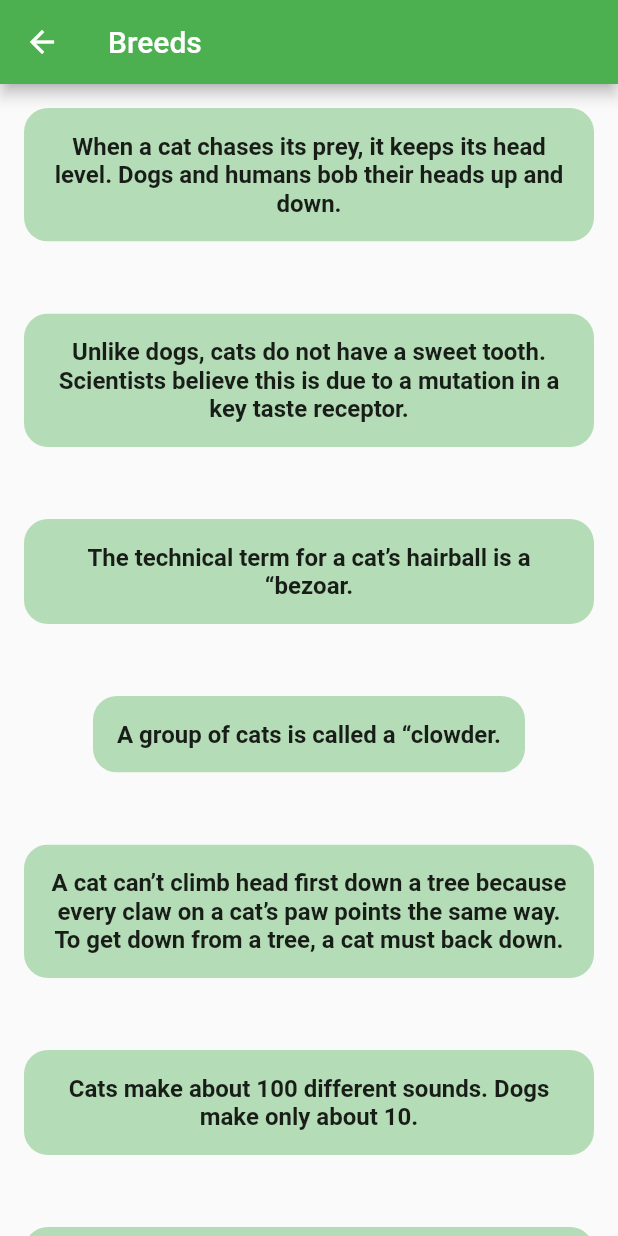
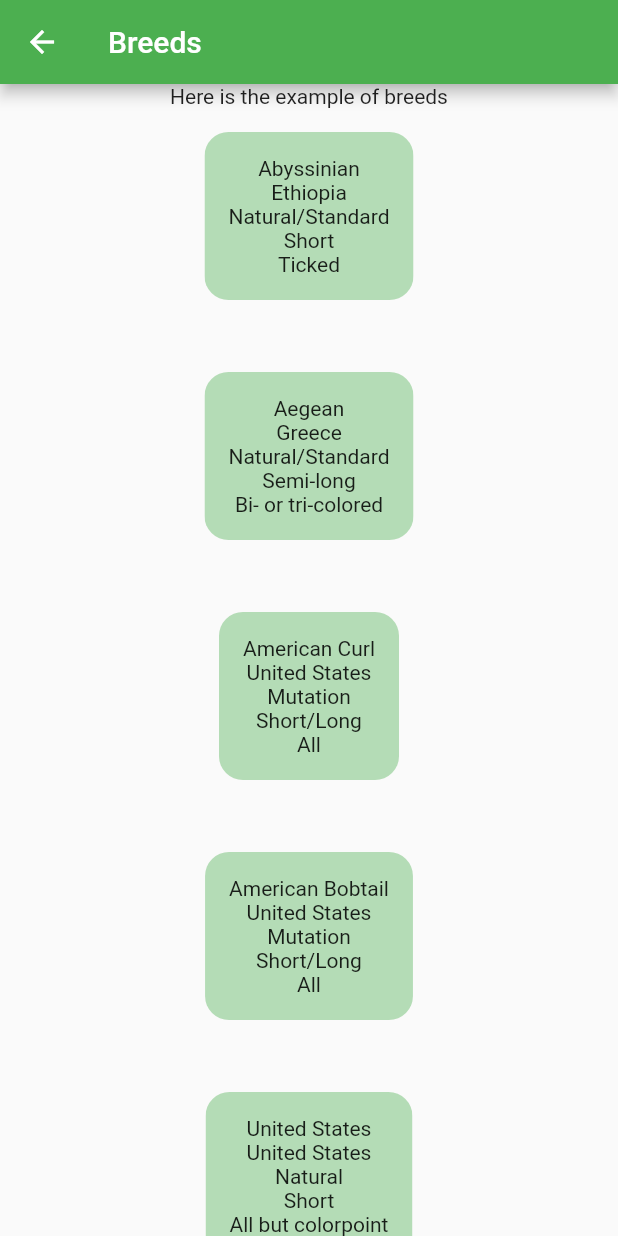
Before and after one commit to dimaszulfa/catfacts_flutter, a Flutter app: the Breeds screen opened by its route, on a phone screen of 412 x 824 dp. Run offline on Flutter 3.47's test engine with Material 2 defaults, Android fonts, the light colour scheme and no system bars.

Commit message:
final subs

```diff
--- a/lib/models/breed_model.dart
+++ b/lib/models/breed_model.dart
@@ -1,36 +1,46 @@
-import 'dart:convert';
-import 'dart:developer';
+class BreedModel {
+  String breed;
+  String country;
+  String origin;
+  String coat;
+  String pattern;
+  BreedModel(
+      {required this.breed,
+      required this.country,
+      required this.origin,
+      required this.coat,
+      required this.pattern});
 
-import 'package:http/http.dart' as http;
-
-class BreedModel {
-  final String facts;
-
-  BreedModel({required this.facts});
-
-  static final List<BreedModel> data = [
+  static List<BreedModel> data = [
     BreedModel(
-        facts:
-            "When a cat chases its prey, it keeps its head level. Dogs and humans bob their heads up and down."),
+        breed: "Abyssinian",
+        country: "Ethiopia",
+        origin: "Natural/Standard",
+        coat: "Short",
+        pattern: "Ticked"),
     BreedModel(
-        facts:
-            "Unlike dogs, cats do not have a sweet tooth. Scientists believe this is due to a mutation in a key taste receptor."),
-    BreedModel(facts: "The technical term for a cat’s hairball is a “bezoar."),
-    BreedModel(facts: "A group of cats is called a “clowder."),
+        breed: "Aegean",
+        country: "Greece",
+        origin: "Natural/Standard",
+        coat: "Semi-long",
+        pattern: "Bi- or tri-colored"),
     BreedModel(
-        facts:
-            "A cat can’t climb head first down a tree because every claw on a cat’s paw points the same way. To get down from a tree, a cat must back down."),
+        breed: "American Curl",
+        country: "United States",
+        origin: "Mutation",
+        coat: "Short/Long",
+        pattern: "All"),
     BreedModel(
-        facts:
-            "Cats make about 100 different sounds. Dogs make only about 10."),
+        breed: "American Bobtail",
+        country: "United States",
+        origin: "Mutation",
+        coat: "Short/Long",
+        pattern: "All"),
     BreedModel(
-        facts: "Every year, nearly four million cats are eaten in Asia."),
-    BreedModel(
-        facts:
-            "There are more than 500 million domestic cats in the world, with approximately 40 recognized breeds."),
-    BreedModel(facts: "Approximately 24 cat skins can make a coat."),
-    BreedModel(
-        facts:
-            "While it is commonly thought that the ancient Egyptians were the first to domesticate cats, the oldest known pet cat was recently found in a 9,500-year-old grave on the Mediterranean island of Cyprus. This grave predates early Egyptian art depicting cats by 4,000 years or more."),
+        breed: "United States",
+        country: "United States",
+        origin: "Natural",
+        coat: "Short",
+        pattern: "All but colorpoint"),
   ];
 }
--- a/lib/screens/breeds.dart
+++ b/lib/screens/breeds.dart
@@ -1,43 +1,53 @@
+import 'package:catfacts_flutter/models/breed_model.dart';
 import 'package:flutter/material.dart';
-import 'package:flutter/src/widgets/framework.dart';
-import 'package:flutter/src/widgets/placeholder.dart';
-
-import '../models/breed_model.dart';
 
 class Breeds extends StatelessWidget {
-  static const breedPage = "breedPage";
+  static const breedPage = "/breedPage";
+
+  const Breeds({super.key});
 
   @override
   Widget build(BuildContext context) {
     return Scaffold(
       appBar: AppBar(
-        title: Text("Breeds"),
+        title: const Text("Breeds"),
       ),
-      body: ListView.builder(
+      body: Column(children: [
+        const Text(
+          "Here is the example of breeds",
+          textAlign: TextAlign.center,
+        ),
+        Expanded(
+          child: ListView.builder(
             itemCount: BreedModel.data.length,
             itemBuilder: (context, index) {
               return Padding(
-            padding: EdgeInsets.all(16),
+                padding: const EdgeInsets.all(16),
                 child: Column(children: [
                   ClipRRect(
                     borderRadius: BorderRadius.circular(16),
                     child: Container(
-                  padding: EdgeInsets.all(16),
+                        padding: const EdgeInsets.all(16),
                         color: Colors.green.withOpacity(0.4),
-                  child: Text(
-                    BreedModel.data[index].facts,
-                    style: TextStyle(fontWeight: FontWeight.bold, fontSize: 16),
-                    textAlign: TextAlign.center,
+                        child: Column(
+                          children: [
+                            Text(BreedModel.data[index].breed),
+                            Text(BreedModel.data[index].country),
+                            Text(BreedModel.data[index].origin),
+                            Text(BreedModel.data[index].coat),
+                            Text(BreedModel.data[index].pattern)
+                          ],
+                        )),
                   ),
-                ),
-              ),
-              SizedBox(
+                  const SizedBox(
                     height: 16,
                   )
                 ]),
               );
             },
           ),
+        ),
+      ]),
     );
   }
 }
```
Also changed, not shown: lib/main.dart (+60 -29 lines), lib/models/fact_model.dart (added, +34 -0 lines), lib/widgets/home_page.dart (+0 -8 lines), lib/widgets/home_sized_box.dart (+5 -2 lines). Lines whose indentation alone changed are shown as unchanged.
